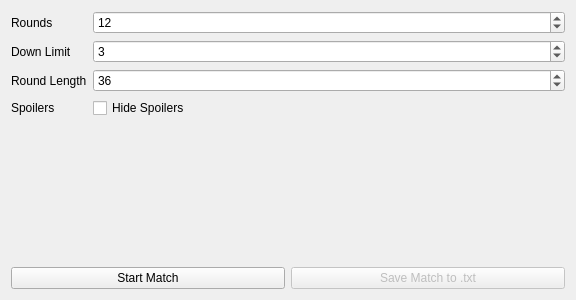
Above: OptionsWidget.ui from Dedster2/DedBoxing before the change. Below: the same form after it.
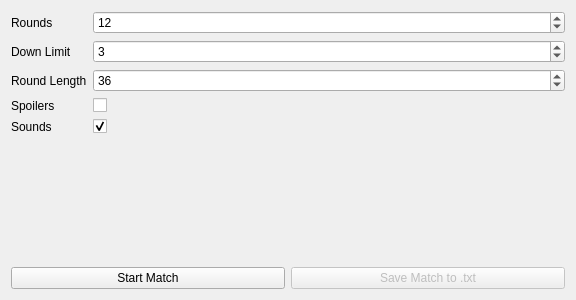
That is the form after the change.

```diff
--- a/OptionsWidget.ui
+++ b/OptionsWidget.ui
@@ -85,13 +85,6 @@
        </property>
       </widget>
      </item>
-     <item row="3" column="0">
-      <widget class="QLabel" name="label_4">
-       <property name="text">
-        <string>Spoilers</string>
-       </property>
-      </widget>
-     </item>
      <item row="3" column="1">
       <widget class="QCheckBox" name="chkSpoilers">
        <property name="baseSize">
@@ -101,13 +94,37 @@
         </size>
        </property>
        <property name="text">
-        <string>Hide Spoilers</string>
+        <string/>
        </property>
        <property name="checked">
         <bool>false</bool>
        </property>
       </widget>
      </item>
+     <item row="3" column="0">
+      <widget class="QLabel" name="label_4">
+       <property name="text">
+        <string>Spoilers</string>
+       </property>
+      </widget>
+     </item>
+     <item row="4" column="1">
+      <widget class="QCheckBox" name="chkSounds">
+       <property name="text">
+        <string/>
+       </property>
+       <property name="checked">
+        <bool>true</bool>
+       </property>
+      </widget>
+     </item>
+     <item row="4" column="0">
+      <widget class="QLabel" name="label_5">
+       <property name="text">
+        <string>Sounds</string>
+       </property>
+      </widget>
+     </item>
     </layout>
    </item>
    <item>
```
